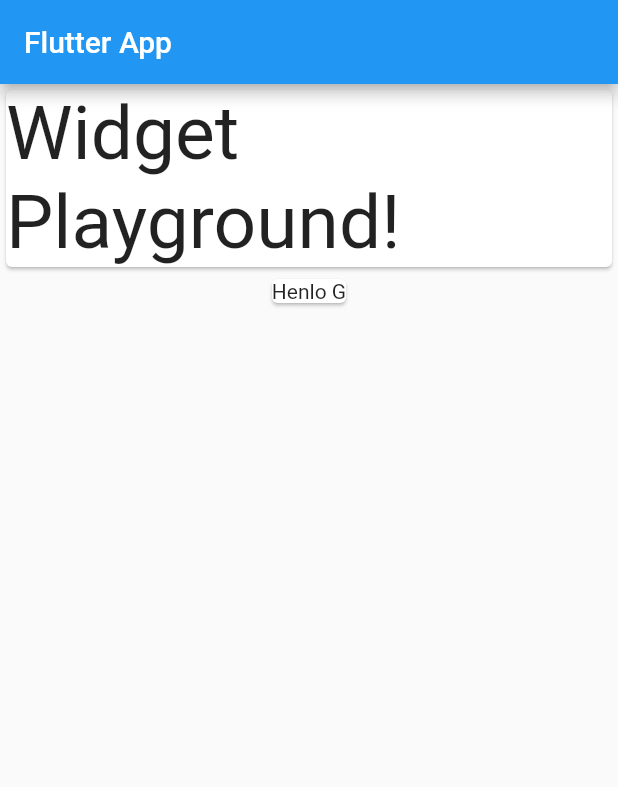
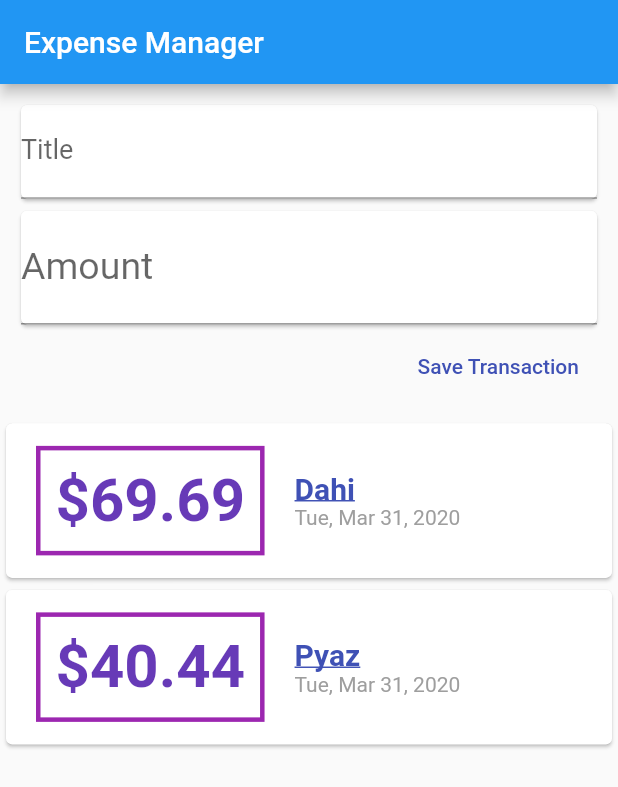
Before and after one commit to RaiAnsar/Expense_Manager, a Flutter app: the screen it shows after launch, on a phone screen of 412 x 824 dp. Shown: the top 787 px of the screen. Run offline on Flutter 3.47's test engine with Material 2 defaults, Android fonts, the phone set to English and light mode, and no system bars.

Commit message:
Widgets Separated

```diff
--- /dev/null
+++ b/lib/Widgets/new_transaction.dart
@@ -0,0 +1,43 @@
+import 'package:flutter/material.dart';
+
+class NewTransaction extends StatelessWidget {
+
+    final titleController = TextEditingController();
+  final amountController = TextEditingController();
+
+  @override
+  Widget build(BuildContext context) {
+    return           Padding(
+            padding: const EdgeInsets.all(10),
+            child: Column(
+              crossAxisAlignment: CrossAxisAlignment.end,
+              children: <Widget>[
+                Card(
+                  child: TextField(
+                    style: TextStyle(fontSize: 18),
+                    decoration: InputDecoration(labelText: "Title"),
+                    controller: titleController,
+                    // onChanged: (tValue) => titleText = tValue,
+                  ),
+                ),
+                Card(
+                  child: TextField(
+                    style: TextStyle(fontSize: 25),
+                    decoration: InputDecoration(labelText: "Amount"),
+                    controller: amountController,
+                    // onChanged: (aValue) => amountText = aValue,
+                  ),
+                ),
+                FlatButton(
+                  onPressed: () {
+                    print(titleController.text);
+                    print(amountController.text);
+                  },
+                  child: Text('Save Transaction'),
+                  textColor: Colors.indigo,
+                )
+              ],
+            ),
+          );
+  }
+}
--- /dev/null
+++ b/lib/Widgets/transaction_list.dart
@@ -0,0 +1,65 @@
+import 'package:flutter/material.dart';
+import 'package:intl/intl.dart';
+import '../models/transaction.dart';
+
+class TransactionList extends StatefulWidget {
+
+  @override
+  _TransactionListState createState() => _TransactionListState();
+}
+
+class _TransactionListState extends State<TransactionList> {
+
+  final List<Transactoin> transactions = [
+    Transactoin(id: 01, title: 'Dahi', amount: 69.69, date: DateTime.now()),
+    Transactoin(id: 02, title: 'Pyaz', amount: 40.44, date: DateTime.now()),
+  ];
+
+  @override
+  Widget build(BuildContext context) {
+    return Column(
+              children: transactions.map(
+                (tx) {
+                  return Card(
+                    child: Row(
+                      children: <Widget>[
+                        Container(
+                          child: Text(
+                            '\$${tx.amount}',
+                            style: TextStyle(
+                                fontSize: 40,
+                                fontWeight: FontWeight.bold,
+                                color: Colors.deepPurple),
+                          ),
+                          margin: EdgeInsets.symmetric(
+                              horizontal: 20, vertical: 15),
+                          decoration: BoxDecoration(
+                            border: Border.all(color: Colors.purple, width: 3),
+                          ),
+                          padding: EdgeInsets.all(10),
+                        ),
+                        Column(
+                          crossAxisAlignment: CrossAxisAlignment.start,
+                          children: <Widget>[
+                            Text(
+                              tx.title,
+                              style: TextStyle(
+                                  color: Colors.indigo,
+                                  fontSize: 20,
+                                  fontWeight: FontWeight.w600,
+                                  decoration: TextDecoration.underline),
+                            ),
+                            Text(DateFormat.yMMMEd().format(tx.date),
+                                style: TextStyle(
+                                  color: Colors.grey,
+                                ))
+                          ],
+                        )
+                      ],
+                    ),
+                  );
+                },
+              ).toList(), //# Bro I'm lonely here
+            );
+  }
+}
--- a/lib/main.dart
+++ b/lib/main.dart
@@ -1,5 +1,6 @@
-import 'package:expense_manager/transaction.dart';
+import './Widgets/new_transaction.dart';
 import 'package:flutter/material.dart';
+import './Widgets/transaction_list.dart';
 
 void main() => runApp(MyApp());
 
@@ -7,35 +8,29 @@ class MyApp extends StatelessWidget {
   @override
   Widget build(BuildContext context) {
     return MaterialApp(
-      title: 'Flutter App',
+      title: 'Expense Manager Flutter',
       home: MyHomePage(),
     );
   }
 }
 
 class MyHomePage extends StatelessWidget {
-  final List<Transactoin> transactions = [
-    Transactoin(id: 01, title: 'Dahi', amount: 69.69, date: DateTime.now()),
-    Transactoin(id: 02, title: 'Pyaz', amount: 40, date: DateTime.now()),
-  ];
+  // String amountText;
+  // String titleText;
 
   @override
   Widget build(BuildContext context) {
     return Scaffold(
       appBar: AppBar(
-        title: Text('Flutter App'),
+        title: Text('Expense Manager'),
       ),
-      body: Column(children: <Widget>[
-        Card(
-          child: Text(
-            'Widget Playground!',
-            style: TextStyle(fontSize: 50),
+      body: Column(
+        children: <Widget>[
+NewTransaction(),
+          Center( child:   TransactionList(),
           ),
-        ),
-        Card(
-          child: Text('Henlo G'),
-        )
-      ]),
+        ],
+      ),
     );
   }
 }
--- a/pubspec.yaml
+++ b/pubspec.yaml
@@ -19,6 +19,7 @@ environment:
 dependencies:
   flutter:
     sdk: flutter
+  intl: ^0.16.1
 
   # The following adds the Cupertino Icons font to your application.
   # Use with the CupertinoIcons class for iOS style icons.
```
Also changed, not shown: lib/Widgets/user_transaction.dart (added), lib/models/transaction.dart (renamed from lib/transaction.dart), pubspec.lock, 5 other files.
